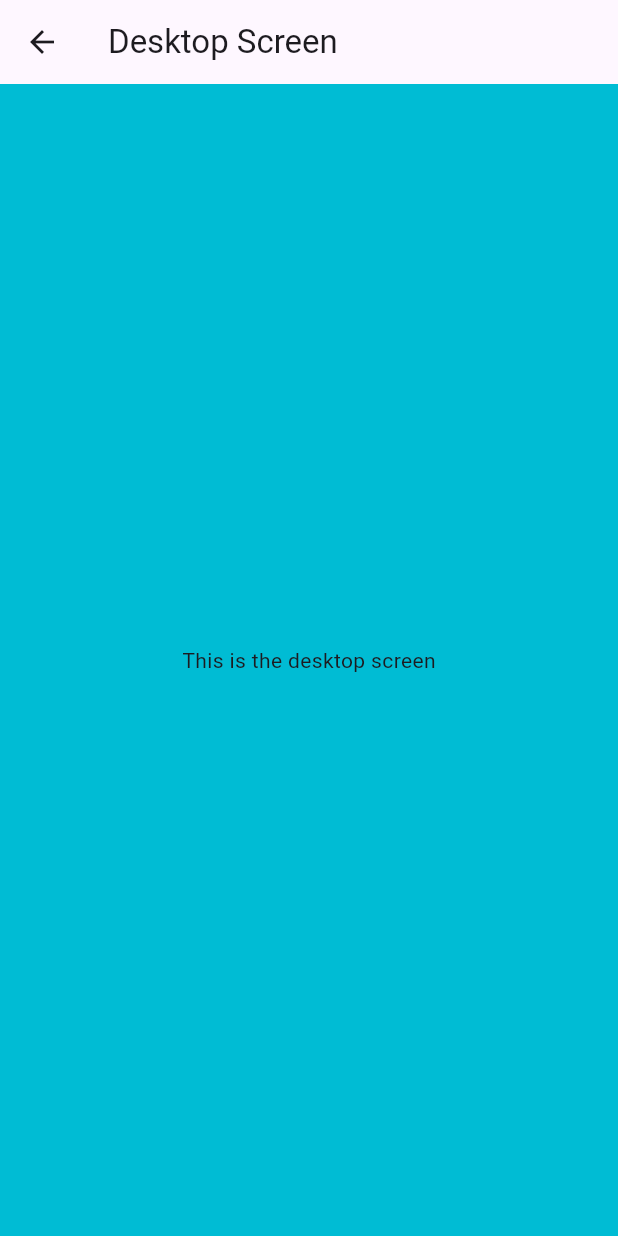
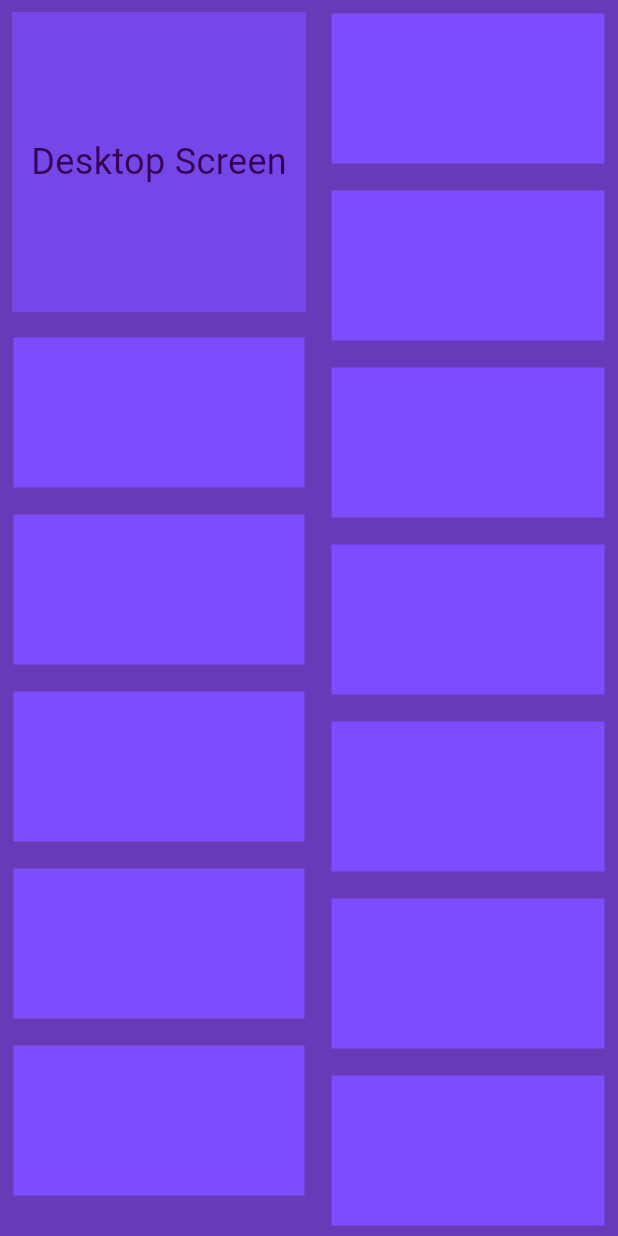
Before and after one commit to Sye0x/Layout-Practice, a Flutter app: the DesktopScreen screen opened directly, on a phone screen of 412 x 824 dp. Run offline on Flutter 3.47's test engine with Material 3 defaults, Android fonts, the phone set to English and light mode, and no system bars.

Commit message:
Practice 3

```diff
--- a/lib/desktopscreen.dart
+++ b/lib/desktopscreen.dart
@@ -6,9 +6,66 @@ class DesktopScreen extends StatelessWidget {
   @override
   Widget build(BuildContext context) {
     return Scaffold(
-      backgroundColor: Colors.cyan,
-      appBar: AppBar(title: Text('Desktop Screen')),
-      body: Center(child: Text('This is the desktop screen')),
+      backgroundColor: Colors.deepPurple,
+
+      body: Row(
+        children: [
+          Expanded(
+            child: Column(
+              children: [
+                Padding(
+                  padding: const EdgeInsets.all(8.0),
+                  child: Container(
+                    width: double.infinity,
+                    height: 200,
+                    color: const Color.fromARGB(172, 124, 77, 255),
+                    child: Center(
+                      child: Text(
+                        'Desktop Screen',
+                        style: TextStyle(
+                          fontSize: 24,
+                          color: const Color.fromARGB(255, 53, 0, 83),
+                        ),
+                      ),
+                    ),
+                  ),
+                ),
+                Expanded(
+                  child: ListView.builder(
+                    itemCount: 5,
+                    itemBuilder: (context, index) {
+                      return Padding(
+                        padding: const EdgeInsets.all(9.0),
+                        child: Container(
+                          width: double.infinity,
+                          height: 100,
+                          color: const Color.fromARGB(255, 124, 77, 255),
+                        ),
+                      );
+                    },
+                  ),
+                ),
+              ],
+            ),
+          ),
+          SizedBox(
+            width: 200,
+            child: ListView.builder(
+              itemCount: 10,
+              itemBuilder: (context, index) {
+                return Padding(
+                  padding: const EdgeInsets.all(9.0),
+                  child: Container(
+                    width: double.infinity,
+                    height: 100,
+                    color: const Color.fromARGB(255, 124, 77, 255),
+                  ),
+                );
+              },
+            ),
+          ),
+        ],
+      ),
     );
   }
 }
--- a/lib/main.dart
+++ b/lib/main.dart
@@ -11,6 +11,10 @@ class MyApp extends StatelessWidget {
   // This widget is the root of your application.
   @override
   Widget build(BuildContext context) {
-    return MaterialApp(home: Homepage());
+    return MaterialApp(
+      debugShowCheckedModeBanner: false,
+      home: Homepage(),
+      theme: ThemeData(primarySwatch: Colors.deepOrange),
+    );
   }
 }
```
Also changed, not shown: lib/mobilescreen.dart (+37 -2 lines).
